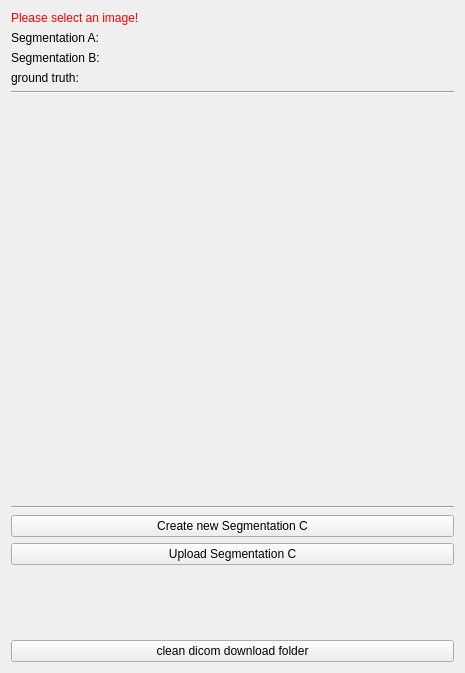
First picture: the form in Plugins/org.mitk.gui.qt.segmentation.rework/src/internal/SegmentationReworkViewControls.ui, repository MITK/MITK, before the edit.
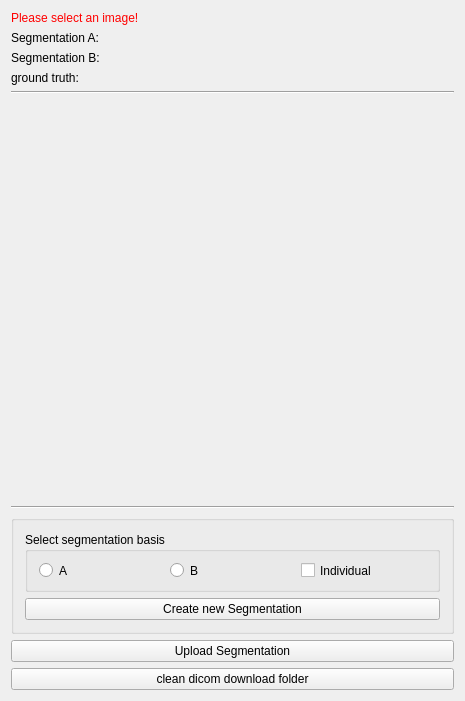
Second picture: the form after the edit. Custom widgets are drawn as their Qt base class.

Commit message: extract dicomweb functions in separate class which derives from MitkRestClient add temporary unused variable fix to MitkChart module

What changed in the file:
```diff
--- a/Plugins/org.mitk.gui.qt.segmentation.rework/src/internal/SegmentationReworkViewControls.ui
+++ b/Plugins/org.mitk.gui.qt.segmentation.rework/src/internal/SegmentationReworkViewControls.ui
@@ -85,10 +85,67 @@
     </widget>
    </item>
    <item>
-    <widget class="QPushButton" name="buttonNewSeg">
-     <property name="text">
-      <string>Create new Segmentation C</string>
+    <widget class="QGroupBox" name="verticalGroupBox">
+     <property name="flat">
+      <bool>false</bool>
      </property>
+     <layout class="QVBoxLayout" name="verticalLayout_2">
+      <item>
+       <widget class="QGroupBox" name="groupBox">
+        <property name="sizePolicy">
+         <sizepolicy hsizetype="Preferred" vsizetype="Minimum">
+          <horstretch>0</horstretch>
+          <verstretch>0</verstretch>
+         </sizepolicy>
+        </property>
+        <property name="minimumSize">
+         <size>
+          <width>0</width>
+          <height>60</height>
+         </size>
+        </property>
+        <property name="title">
+         <string>Select segmentation basis</string>
+        </property>
+        <property name="flat">
+         <bool>true</bool>
+        </property>
+        <layout class="QHBoxLayout" name="horizontalLayout">
+         <property name="sizeConstraint">
+          <enum>QLayout::SetDefaultConstraint</enum>
+         </property>
+         <item>
+          <widget class="QRadioButton" name="radioA">
+           <property name="text">
+            <string>A</string>
+           </property>
+          </widget>
+         </item>
+         <item>
+          <widget class="QRadioButton" name="radioB">
+           <property name="text">
+            <string>B</string>
+           </property>
+          </widget>
+         </item>
+         <item>
+          <widget class="QCheckBox" name="checkIndiv">
+           <property name="text">
+            <string>Individual</string>
+           </property>
+          </widget>
+         </item>
+        </layout>
+       </widget>
+      </item>
+      <item>
+       <widget class="QPushButton" name="buttonNewSeg">
+        <property name="text">
+         <string>Create new Segmentation</string>
+        </property>
+       </widget>
+      </item>
+     </layout>
     </widget>
    </item>
    <item>
@@ -97,7 +154,7 @@
       <string>Do image processing</string>
      </property>
      <property name="text">
-      <string>Upload Segmentation C</string>
+      <string>Upload Segmentation</string>
      </property>
     </widget>
    </item>
```
The commit also changes 9 other files.
